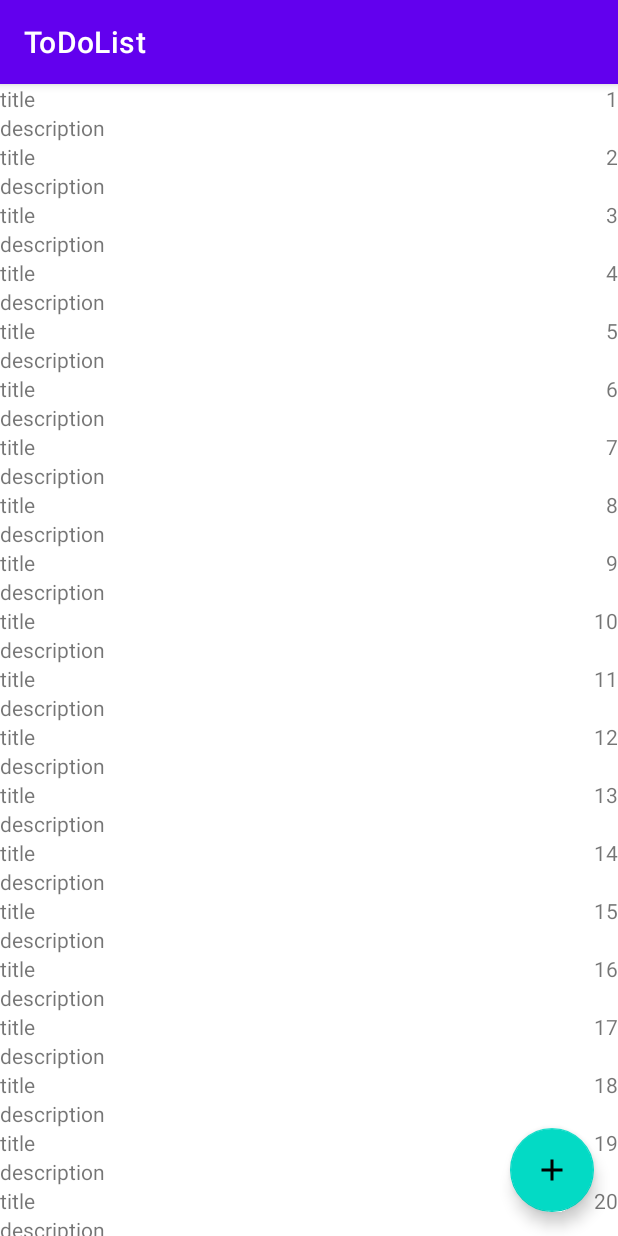
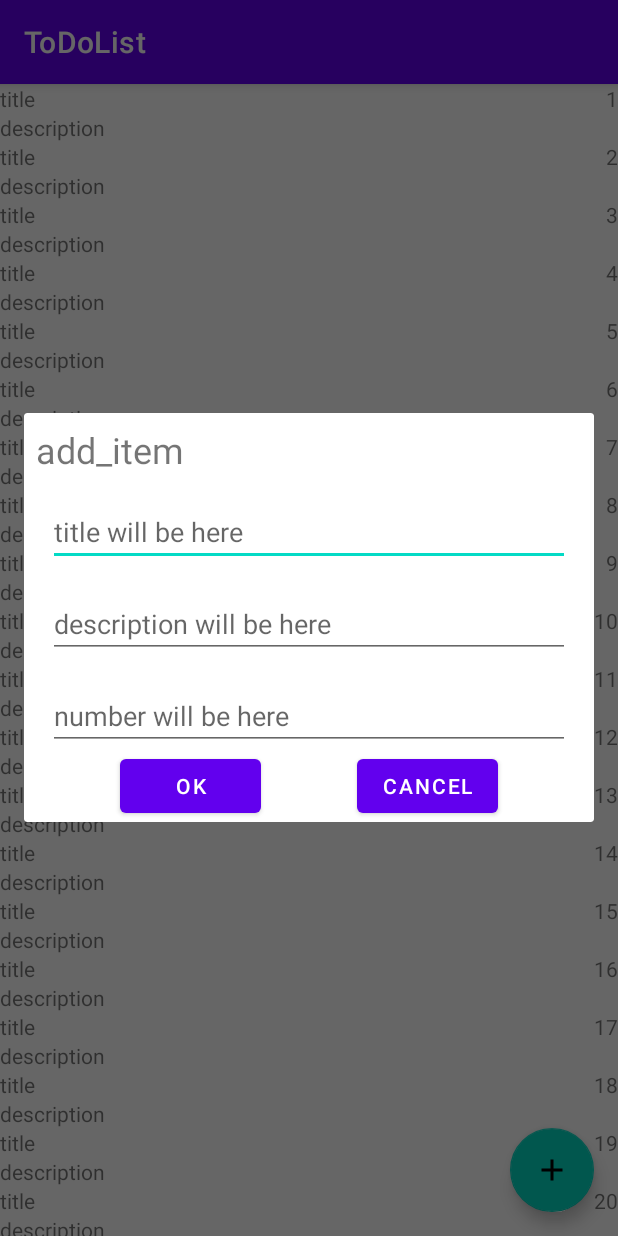
Before and after one commit to Witiania/ToDoList, an Android app: the screen it shows after launch (MainActivity), after a tap on an icon or button, on a phone screen of 412 x 824 dp. Run offline under Robolectric (Android 15) with nearby library versions, the phone set to English and light mode, and no system bars.

Commit message:
Добавили новый класс для нажатия кнопок и диалогового окна Добавили Layout для диалогового окна (при нажатии FUB) Прописали функцию на добавление Item после ввода данных в MainActivity.kt

```diff
--- a/app/src/main/java/com/example/todolist/CustomAdapter.kt
+++ b/app/src/main/java/com/example/todolist/CustomAdapter.kt
@@ -21,7 +21,7 @@ class CustomAdapter(private val mList: MutableList<ToDoItem>):RecyclerView.Adapt
         holder.number.text = item.number.toString()
 
     }
-    //Добавляем новый элемент при нажатии на fub и обновляем список для корректного отображения
+    //Добавляем новый элемент в RV
     fun addItem(item: ToDoItem){
         mList.add(item)
         notifyDataSetChanged()
--- /dev/null
+++ b/app/src/main/java/com/example/todolist/CustomDialog.kt
@@ -0,0 +1,64 @@
+package com.example.todolist
+
+import android.app.Dialog
+import android.os.Bundle
+import android.view.Gravity
+import android.view.View
+import android.view.WindowManager
+import android.widget.Button
+import android.widget.EditText
+
+class CustomDialog (var activity: MainActivity):Dialog(activity),View.OnClickListener{
+
+    private lateinit var okButton: Button
+    private lateinit var cancelButton: Button
+    private lateinit var inputFieldTitle:EditText
+    private lateinit var inputFieldDescription:EditText
+    private lateinit var inputFieldNumber:EditText
+
+
+    override fun onCreate(savedInstanceState: Bundle?) {
+        super.onCreate(savedInstanceState)
+        setContentView(R.layout.dialog_template)
+
+        inputFieldTitle = findViewById(R.id.dialog_input_title)
+        inputFieldDescription = findViewById(R.id.dialog_input_description)
+        inputFieldNumber = findViewById(R.id.dialog_input_number)
+        dialogSizeControl()
+        initViews()
+
+    }
+
+
+    private fun dialogSizeControl() {
+        val lp = WindowManager.LayoutParams()
+        lp.copyFrom(this.window?.attributes)
+        lp.width = WindowManager.LayoutParams.MATCH_PARENT
+        lp.height = WindowManager.LayoutParams.WRAP_CONTENT
+        lp.gravity = Gravity.CENTER
+        this.window?.attributes = lp
+    }
+
+    private fun initViews() {
+        okButton = findViewById<Button>(R.id.dialog_ok_button)
+        cancelButton = findViewById<Button>(R.id.dialog_cancel_button)
+        okButton.setOnClickListener(this)
+        cancelButton.setOnClickListener(this)
+    }
+ //Имплементируемая функция через View.OnClickListener, в функции отобюражает всек кликабельные элементы разом
+    override fun onClick(view: View) {
+        when(view.id) {
+                R.id.dialog_ok_button ->{
+                    val inputTitleResult = inputFieldTitle.text.toString()
+                    val inputDescriptionResult = inputFieldDescription.text.toString()
+                    val inputNumberResult = inputFieldNumber.text.toString().toInt()
+                    activity.addItem(ToDoItem(inputTitleResult,inputDescriptionResult,inputNumberResult))
+                    dismiss()
+                }
+                R.id.dialog_cancel_button -> dismiss() //dismiss закрытие диалоговго окна
+                else -> {
+                }
+            }
+        }
+
+    }
--- a/app/src/main/java/com/example/todolist/MainActivity.kt
+++ b/app/src/main/java/com/example/todolist/MainActivity.kt
@@ -5,7 +5,6 @@ import android.os.Bundle
 import android.util.Log
 import android.view.View.INVISIBLE
 import android.view.View.VISIBLE
-import android.widget.Adapter
 import android.widget.LinearLayout
 import androidx.recyclerview.widget.LinearLayoutManager
 import androidx.recyclerview.widget.RecyclerView
@@ -14,7 +13,7 @@ import com.google.android.material.floatingactionbutton.FloatingActionButton
 class MainActivity : AppCompatActivity() {
 
     private lateinit var stubContainer: LinearLayout
-    private lateinit var fub: FloatingActionButton
+    private lateinit var fab: FloatingActionButton
     private lateinit var recyclerview: RecyclerView
     private lateinit var adapter: CustomAdapter
 
@@ -25,11 +24,13 @@ class MainActivity : AppCompatActivity() {
         // getting the recyclerview by its id
         recyclerview = findViewById<RecyclerView>(R.id.main_recycler_view)
         stubContainer = findViewById(R.id.main_no_items_container)
-        fub = findViewById(R.id.main_fub)
+        fab = findViewById(R.id.main_fub)
 
-        fub.setOnClickListener {
-            adapter.addItem(ToDoItem("New_Title","It WOKS!",444))
-            Log.d("testLog","add item")
+        fab.setOnClickListener {
+//            adapter.addItem(ToDoItem("New_Title","It WOKS!",444))
+//            Log.d("testLog","add item")
+            val dialog = CustomDialog(this)
+            dialog.show()
         }
 
         // this creates a vertical layout Manager
@@ -40,7 +41,7 @@ class MainActivity : AppCompatActivity() {
         val data = ArrayList<ToDoItem>()
 
         // This loop will create 100 Views containing
-        for (item in 1..100) {
+        for (item in 1..20) {
             data.add(ToDoItem("title", "description",item))
         }
 
@@ -62,6 +63,12 @@ class MainActivity : AppCompatActivity() {
         // Setting the Adapter with the recyclerview
         recyclerview.adapter = adapter
 
+
+        }
+    //Добавляем новый элемент
+    fun addItem(item:ToDoItem){
+        adapter.addItem(item)
+//
     }
 
 }
--- /dev/null
+++ b/app/src/main/res/layout/dialog_template.xml
@@ -0,0 +1,68 @@
+<?xml version="1.0" encoding="utf-8"?>
+<androidx.constraintlayout.widget.ConstraintLayout xmlns:android="http://schemas.android.com/apk/res/android"
+    xmlns:tools="http://schemas.android.com/tools"
+    android:layout_width="match_parent"
+    android:layout_height="match_parent"
+    xmlns:app="http://schemas.android.com/apk/res-auto">
+
+    <TextView
+        android:id="@+id/dialog_label"
+        android:text="@string/add_item"
+        android:layout_margin="8dp"
+        android:textSize="24sp"
+        android:layout_width="match_parent"
+        android:layout_height="wrap_content"
+        app:layout_constraintStart_toStartOf="parent"
+        app:layout_constraintEnd_toEndOf="parent"
+        app:layout_constraintTop_toTopOf="parent"/>
+
+    <EditText
+       android:id="@+id/dialog_input_title"
+        android:hint="@string/title_will_be_here"
+        android:layout_margin="16dp"
+        android:layout_width="match_parent"
+        android:layout_height="wrap_content"
+        android:inputType="text"
+        app:layout_constraintTop_toBottomOf="@+id/dialog_label"
+        />
+
+    <EditText
+       android:id="@+id/dialog_input_description"
+        android:hint="@string/description_will_be_here"
+        android:layout_margin="16dp"
+        android:layout_width="match_parent"
+        android:layout_height="wrap_content"
+        android:inputType="text"
+        app:layout_constraintTop_toBottomOf="@+id/dialog_input_title"
+
+        />
+
+    <EditText
+        android:id="@+id/dialog_input_number"
+        android:layout_width="match_parent"
+        android:layout_height="wrap_content"
+        android:layout_margin="16dp"
+        android:hint="@string/number_will_be_here"
+        android:inputType="number"
+        app:layout_constraintTop_toBottomOf="@+id/dialog_input_description"
+        tools:layout_editor_absoluteX="16dp" />
+
+
+    <Button
+        android:id="@+id/dialog_ok_button"
+        android:text="@string/ok"
+        android:layout_width="94dp"
+        android:layout_height="wrap_content"
+        app:layout_constraintEnd_toStartOf="@+id/dialog_cancel_button"
+        app:layout_constraintTop_toBottomOf="@+id/dialog_input_number"
+        app:layout_constraintStart_toStartOf="parent"/>
+
+    <Button
+        android:id="@+id/dialog_cancel_button"
+        android:text="@string/cancel"
+        android:layout_width="94dp"
+        android:layout_height="wrap_content"
+        app:layout_constraintStart_toEndOf="@+id/dialog_ok_button"
+        app:layout_constraintTop_toBottomOf="@+id/dialog_input_number"
+        app:layout_constraintEnd_toEndOf="parent"/>
+</androidx.constraintlayout.widget.ConstraintLayout>
--- a/app/src/main/res/values/strings.xml
+++ b/app/src/main/res/values/strings.xml
@@ -1,3 +1,9 @@
-<resources>
+<resources xmlns:tools="http://schemas.android.com/tools">
     <string name="app_name">ToDoList</string>
+    <string name="add_item">add_item</string>
+    <string name="title_will_be_here">title will be here</string>
+    <string name="description_will_be_here">description will be here</string>
+    <string name="number_will_be_here">number will be here</string>
+    <string name="ok">OK</string>
+    <string name="cancel" tools:ignore="ButtonCase">cancel</string>
 </resources>
```
